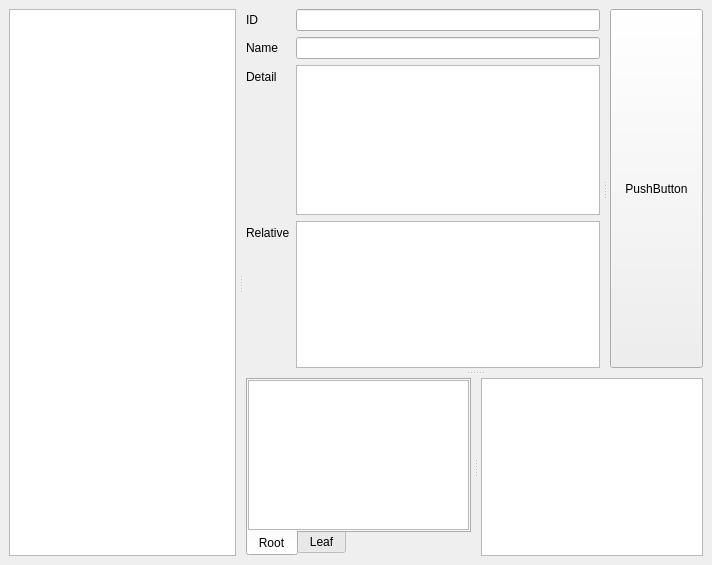
Before: the Qt Designer form mytabwidget_form.ui in Holence/DongliTeahouseStudio, drawn with Qt 5.
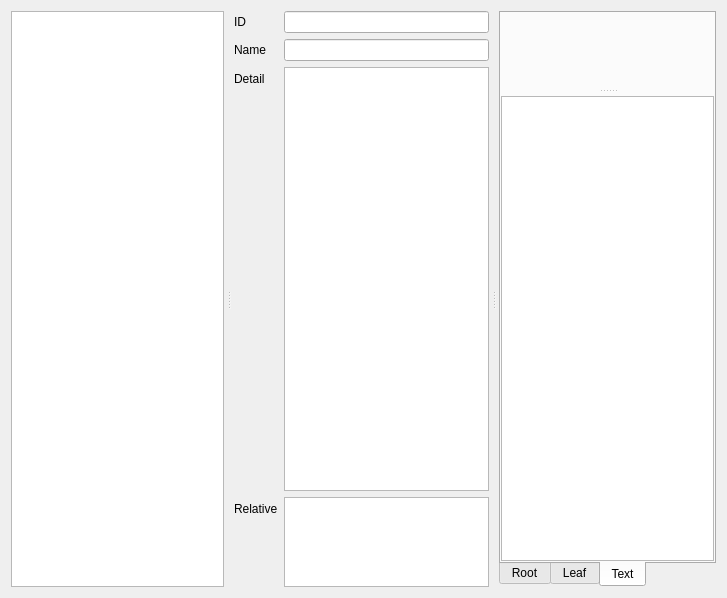
After: the same form once the commit is applied. The open tabs and pages were chosen to show the change. Custom widgets are drawn as their Qt base class.

Patch:
```diff
--- a/mytabwidget_form.ui
+++ b/mytabwidget_form.ui
@@ -6,29 +6,14 @@
    <rect>
     <x>0</x>
     <y>0</y>
-    <width>712</width>
-    <height>565</height>
+    <width>727</width>
+    <height>598</height>
    </rect>
   </property>
   <property name="windowTitle">
    <string>Form</string>
   </property>
   <layout class="QHBoxLayout" name="horizontalLayout">
-   <property name="spacing">
-    <number>0</number>
-   </property>
-   <property name="leftMargin">
-    <number>9</number>
-   </property>
-   <property name="topMargin">
-    <number>9</number>
-   </property>
-   <property name="rightMargin">
-    <number>9</number>
-   </property>
-   <property name="bottomMargin">
-    <number>9</number>
-   </property>
    <item>
     <widget class="QSplitter" name="splitter_whole">
      <property name="orientation">
@@ -80,20 +65,6 @@
        </property>
       </column>
      </widget>
-     <widget class="QSplitter" name="splitter_right">
-      <property name="orientation">
-       <enum>Qt::Vertical</enum>
-      </property>
-      <property name="handleWidth">
-       <number>10</number>
-      </property>
-      <widget class="QSplitter" name="splitter_top">
-       <property name="orientation">
-        <enum>Qt::Horizontal</enum>
-       </property>
-       <property name="handleWidth">
-        <number>10</number>
-       </property>
        <widget class="QWidget" name="layoutWidget">
         <layout class="QFormLayout" name="formLayout">
          <item row="0" column="0">
@@ -170,17 +141,11 @@
             <bool>true</bool>
            </property>
            <property name="sizePolicy">
-            <sizepolicy hsizetype="Expanding" vsizetype="Expanding">
+          <sizepolicy hsizetype="Expanding" vsizetype="MinimumExpanding">
              <horstretch>0</horstretch>
              <verstretch>0</verstretch>
             </sizepolicy>
            </property>
-           <property name="minimumSize">
-            <size>
-             <width>0</width>
-             <height>150</height>
-            </size>
-           </property>
            <property name="maximumSize">
             <size>
              <width>16777215</width>
@@ -210,10 +175,10 @@
              <verstretch>0</verstretch>
             </sizepolicy>
            </property>
-           <property name="minimumSize">
+         <property name="maximumSize">
             <size>
-             <width>0</width>
-             <height>0</height>
+           <width>16777215</width>
+           <height>90</height>
             </size>
            </property>
            <property name="showDropIndicator" stdset="0">
@@ -256,25 +221,6 @@
          </item>
         </layout>
        </widget>
-       <widget class="QPushButton" name="pushButton">
-        <property name="sizePolicy">
-         <sizepolicy hsizetype="Minimum" vsizetype="Preferred">
-          <horstretch>0</horstretch>
-          <verstretch>0</verstretch>
-         </sizepolicy>
-        </property>
-        <property name="text">
-         <string>PushButton</string>
-        </property>
-       </widget>
-      </widget>
-      <widget class="QSplitter" name="splitter_bottom">
-       <property name="orientation">
-        <enum>Qt::Horizontal</enum>
-       </property>
-       <property name="handleWidth">
-        <number>10</number>
-       </property>
        <widget class="QTabWidget" name="tabWidget">
         <property name="layoutDirection">
          <enum>Qt::LeftToRight</enum>
@@ -418,7 +364,35 @@
           </item>
          </layout>
         </widget>
-       </widget>
+      <widget class="QWidget" name="tab_3">
+       <attribute name="title">
+        <string>Text</string>
+       </attribute>
+       <layout class="QVBoxLayout" name="verticalLayout_3">
+        <property name="spacing">
+         <number>0</number>
+        </property>
+        <property name="leftMargin">
+         <number>0</number>
+        </property>
+        <property name="topMargin">
+         <number>0</number>
+        </property>
+        <property name="rightMargin">
+         <number>0</number>
+        </property>
+        <property name="bottomMargin">
+         <number>0</number>
+        </property>
+        <item>
+         <widget class="QSplitter" name="splitter_text">
+          <property name="orientation">
+           <enum>Qt::Vertical</enum>
+          </property>
+          <property name="handleWidth">
+           <number>10</number>
+          </property>
+          <widget class="QFrame" name="frame"/>
        <widget class="QTextEdit" name="textEdit_viewer">
         <property name="readOnly">
          <bool>true</bool>
@@ -431,6 +405,9 @@
 &lt;p style=&quot;-qt-paragraph-type:empty; margin-top:0px; margin-bottom:0px; margin-left:0px; margin-right:0px; -qt-block-indent:0; text-indent:0px; font-size:18pt;&quot;&gt;&lt;br /&gt;&lt;/p&gt;&lt;/body&gt;&lt;/html&gt;</string>
         </property>
        </widget>
+         </widget>
+        </item>
+       </layout>
       </widget>
      </widget>
     </widget>
```
Lines whose indentation alone changed are shown as unchanged.
